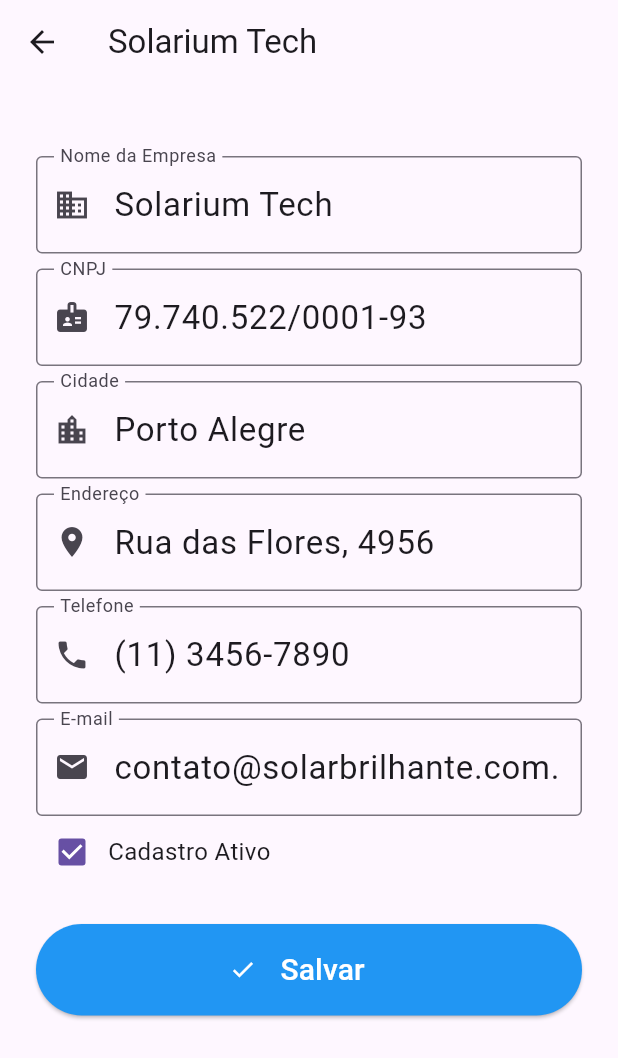
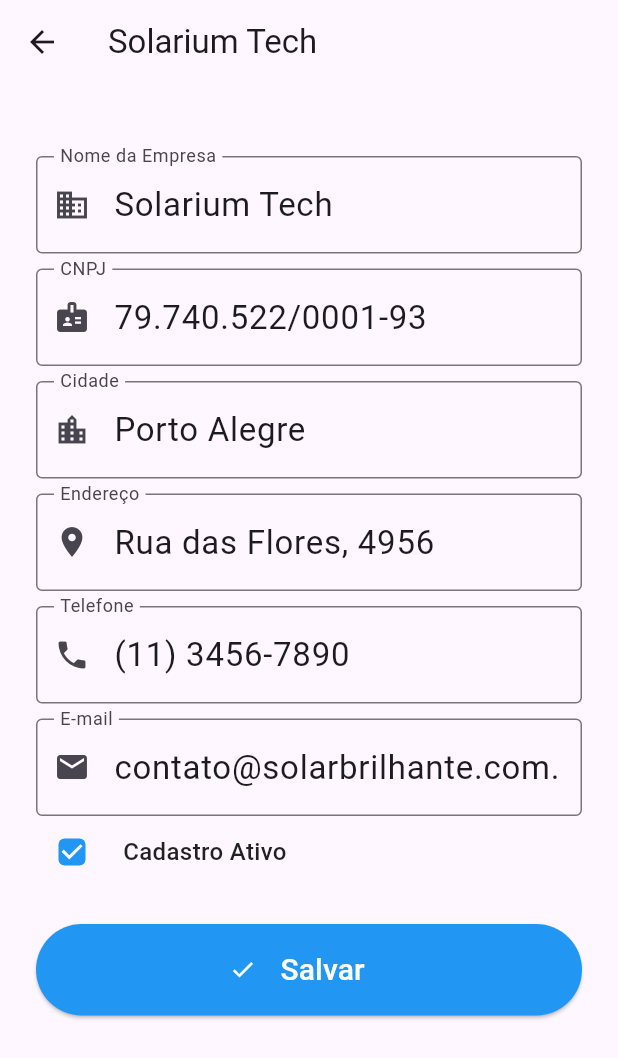
Before and after one commit to devromariolima/SunManager, a Flutter app: the MoedasDetalhesPage screen opened directly with sample values from the repository, on a phone screen of 412 x 824 dp. Shown: the top 1058 px of the screen. Run offline on Flutter 3.47's test engine with Material 3 defaults, Android fonts, the phone set to English and light mode, and no system bars; our stand-ins replace camera, cloud_firestore, firebase_auth, firebase_core, fl_chart, image_picker and 1 more; accounts and stored records are empty; network calls fail; project files that could hold a hidden picture were left out.

Commit message:
Improves the appearance of the 'Active Registration' checkbox on the Integrators details page, adjusting colors and style.

```diff
--- a/lib/pages/Integrators_detalhes_page.dart
+++ b/lib/pages/Integrators_detalhes_page.dart
@@ -193,16 +193,30 @@ class _MoedasDetalhesPageState extends State<MoedasDetalhesPage> {
           Row(
             children: [
               Checkbox(
-                value: _isActive, // Valor booleano do estado
+                value: _isActive,
                 onChanged: (bool? value) {
                   setState(() {
-                    // _cadastroAtivo = value ?? false; // Atualiza o estado
+                    _isActive = value ?? false;
                   });
                 },
+                shape: RoundedRectangleBorder(
+                  borderRadius: BorderRadius.circular(4),
+                ),
+                activeColor: Colors.blue,
+                checkColor: Colors.white,
+                side: BorderSide(
+                  color: Colors.grey.shade400,
+                  width: 2,
+                ),
               ),
+              const SizedBox(width: 10),
               const Text(
                 'Cadastro Ativo',
-                style: TextStyle(fontSize: 16),
+                style: TextStyle(
+                  fontSize: 16,
+                  fontWeight: FontWeight.w500,
+                  color: Colors.black87,
+                ),
               ),
             ],
           ),
```
